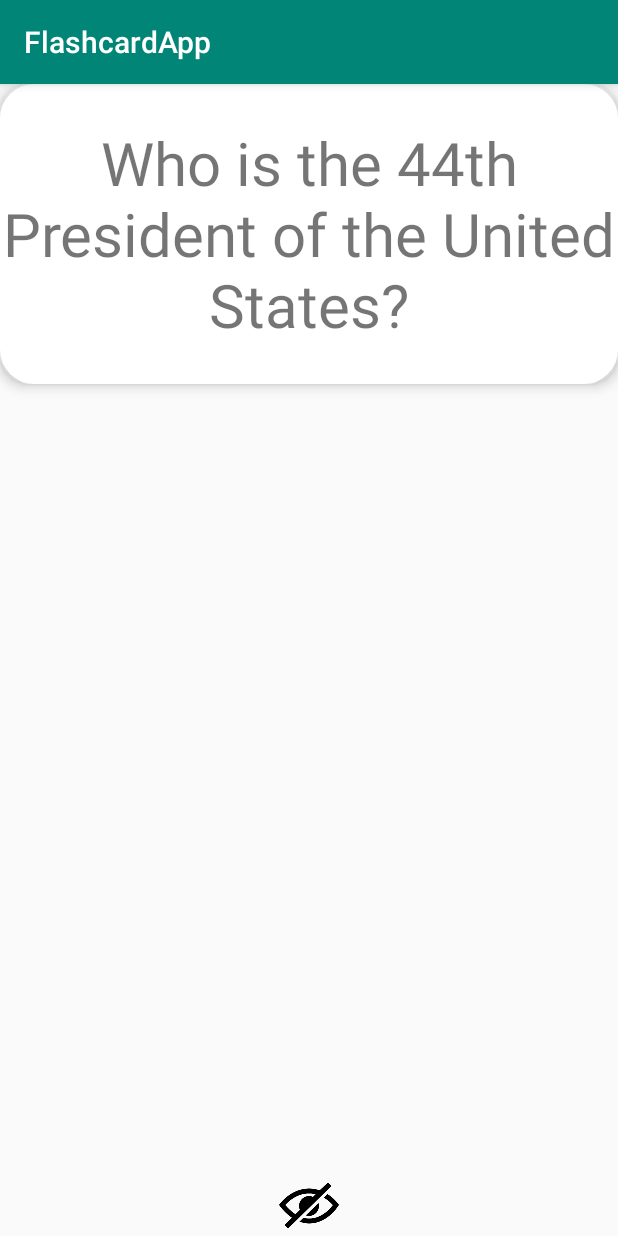
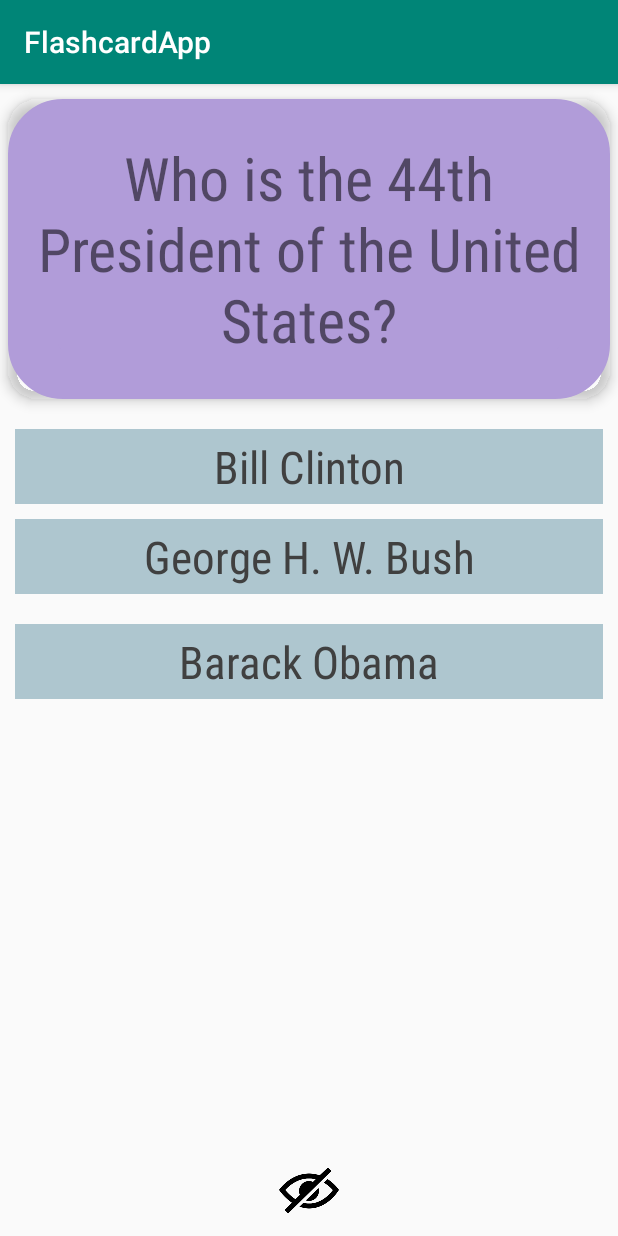
Before and after one commit to improgo-josh/Flashcard_StudyApp, an Android app: the screen it shows after launch (MainActivity), on a phone screen of 412 x 824 dp. Run offline under Robolectric (Android 15) with nearby library versions, the phone set to English and light mode, and no system bars.

Commit message:
Add Code

```diff
--- a/app/src/main/java/com/example/joshi/flashcardapp/MainActivity.java
+++ b/app/src/main/java/com/example/joshi/flashcardapp/MainActivity.java
@@ -4,24 +4,93 @@ import android.support.v7.app.AppCompatActivity;
 import android.os.Bundle;
 import android.view.View;
 import android.widget.ImageView;
+import android.widget.RelativeLayout;
+import android.widget.TextView;
 
 public class MainActivity extends AppCompatActivity {
 
-//    boolean isShowingAnswers;
+    boolean isShowingAnswers;
+
+
     @Override
     protected void onCreate(Bundle savedInstanceState) {
         super.onCreate(savedInstanceState);
         setContentView(R.layout.activity_main);
-
-        findViewById(R.id.flashcard_question).setOnClickListener(new View.OnClickListener() {
+        final TextView fc_q = findViewById(R.id.flashcard_question);
+        final TextView fc_a = findViewById(R.id.flashcard_answer);
+        final ImageView icon = findViewById(R.id.toggle_choices_visibility);
+        final TextView[] choice = {findViewById(R.id.choice1), findViewById(R.id.choice2), findViewById(R.id.choice3)};
+        final TextView answer = choice[2];
+        final RelativeLayout background = findViewById(R.id.background);
+        final int red = getResources().getColor(R.color.pastel_red);
+        final int blue = getResources().getColor(R.color.pastel_blue);
+        final int green = getResources().getColor(R.color.pastel_green);
+        final int layoutHeight = fc_a.getHeight();
+        fc_q.setOnClickListener(new View.OnClickListener() {
             @Override
             public void onClick(View v) {
-                findViewById(R.id.flashcard_question).setVisibility(View.GONE);
-                findViewById(R.id.flashcard_answer).setVisibility(View.VISIBLE);
-                findViewById(R.id.flashcard_answer).setBackgroundColor(getResources().getColor(R.color.my_red_color, null));
+                fc_a.setVisibility(View.VISIBLE);
+                fc_q.setVisibility(View.GONE);
             }
         });
 
-//        ImageView imageView = (ImageView) findViewById(R.id.toggle_choices_visibility).setImageResource(R.drawable.show_icon);
+        fc_a.setOnClickListener(new View.OnClickListener() {
+            @Override
+            public void onClick(View v) {
+                fc_a.setVisibility(View.GONE);
+                fc_q.setVisibility(View.VISIBLE);
+            }
+        });
+
+        icon.setOnClickListener(new View.OnClickListener() {
+            @Override
+            public void onClick(View v) {
+                if (isShowingAnswers) {
+                    icon.setImageResource(R.drawable.hide_icon);
+                    for (TextView i : choice)
+                        i.setVisibility(View.VISIBLE);
+                    isShowingAnswers = !isShowingAnswers;
+                } else {
+                    icon.setImageResource(R.drawable.show_icon);
+                    for (TextView i : choice)
+                        i.setVisibility(View.GONE);
+                    isShowingAnswers = !isShowingAnswers;
+                }
+            }
+        });
+
+        //choice: Bill Clinton
+        choice[0].setOnClickListener(new View.OnClickListener() {
+            @Override
+            public void onClick(View v) {
+                choice[0].setBackgroundColor(red);
+                answer.setBackgroundColor(green);
+            }
+        });
+
+        //choice: George H. W. Bush
+        choice[1].setOnClickListener(new View.OnClickListener() {
+            @Override
+            public void onClick(View v) {
+                choice[1].setBackgroundColor(red);
+                answer.setBackgroundColor(green);
+            }
+        });
+
+        //choice: Barack Obama
+        choice[2].setOnClickListener(new View.OnClickListener() {
+            @Override
+            public void onClick(View v) {
+                answer.setBackgroundColor(green);
+            }
+        });
+
+        background.setOnClickListener(new View.OnClickListener() {
+            @Override
+            public void onClick(View v) {
+                for (TextView i : choice)
+                    i.setBackgroundColor(blue);
+            }
+        });
     }
 }
--- a/app/src/main/res/drawable/card_background.xml
+++ b/app/src/main/res/drawable/card_background.xml
@@ -1,8 +1,7 @@
 <?xml version="1.0" encoding="utf-8"?>
-<shape xmlns:android="http://schemas.android.com/apk/res/android" android:shape="rectangle">
-    <corners android:radius="10dp" />
-    <stroke android:color="#ffffff" android:width="6dp" />
+<shape xmlns:android="http://schemas.android.com/apk/res/android"
+    android:shape="rectangle">
+    <stroke android:color="#000000" android:width="50px" />
     <solid android:color="#ffffff" />
     <corners android:radius="20dp" />
-    <!--<stroke android-->
 </shape>
--- a/app/src/main/res/layout/activity_main.xml
+++ b/app/src/main/res/layout/activity_main.xml
@@ -4,7 +4,8 @@
     xmlns:tools="http://schemas.android.com/tools"
     android:layout_width="match_parent"
     android:layout_height="match_parent"
-    tools:context=".MainActivity">
+    tools:context=".MainActivity"
+    android:id="@+id/background">
 
 
     <TextView
@@ -14,18 +15,25 @@
         android:gravity="center"
         android:text="Who is the 44th President of the United States?"
         android:textSize="40sp"
+        android:fontFamily="sans-serif-condensed"
         android:background="@drawable/card_background"
-        android:elevation="5dp"/>
+        android:elevation="5dp"
+        android:layout_marginVertical="10dp"
+        android:layout_marginHorizontal="5dp"
+        android:backgroundTint="@color/pastel_purple"/>
     <TextView
         android:id="@+id/flashcard_answer"
         android:layout_width="match_parent"
         android:layout_height="200dp"
         android:gravity="center"
-        android:text="Barrack Obama"
+        android:text="Barack Obama"
         android:textSize="40sp"
         android:visibility="gone"
         android:background="@drawable/card_background"
-        android:elevation="5dp"/>
+        android:elevation="5dp"
+        android:layout_marginVertical="10dp"
+        android:layout_marginHorizontal="10dp"
+        android:backgroundTint="@color/pastel_yellow"/>
 
     <ImageView
         android:id="@+id/toggle_choices_visibility"
@@ -33,8 +41,55 @@
         android:layout_height="40dp"
         android:layout_alignParentBottom="true"
         android:layout_centerHorizontal="true"
-        android:layout_marginBottom="0dp"
+        android:layout_marginBottom="10dp"
         android:src="@drawable/hide_icon"
         android:contentDescription="icon"/>
 
+    <TextView
+        android:id="@+id/choice1"
+        android:layout_width="match_parent"
+        android:layout_height="50dp"
+        android:layout_marginTop="230dp"
+        android:layout_centerHorizontal="true"
+        android:text="Bill Clinton"
+        android:textSize="30sp"
+        android:gravity="center"
+        android:textAlignment="center"
+        android:background="@color/pastel_blue"
+        android:textColor="@color/gray"
+        android:fontFamily="sans-serif-condensed"
+        android:layout_marginHorizontal="10dp"/>
+
+    <TextView
+        android:id="@+id/choice2"
+        android:layout_width="match_parent"
+        android:layout_height="50dp"
+        android:layout_below="@id/choice1"
+        android:layout_centerHorizontal="true"
+        android:text="George H. W. Bush"
+        android:textSize="30sp"
+        android:gravity="center"
+        android:textAlignment="center"
+        android:layout_marginVertical="10dp"
+        android:background="@color/pastel_blue"
+        android:textColor="@color/gray"
+        android:fontFamily="sans-serif-condensed"
+        android:layout_marginHorizontal="10dp"/>
+
+    <TextView
+        android:id="@+id/choice3"
+        android:layout_width="match_parent"
+        android:layout_height="50dp"
+        android:layout_below="@id/choice2"
+        android:layout_centerHorizontal="true"
+        android:text="Barack Obama"
+        android:textSize="30sp"
+        android:gravity="center"
+        android:textAlignment="center"
+        android:layout_marginVertical="10dp"
+        android:background="@color/pastel_blue"
+        android:textColor="@color/gray"
+        android:fontFamily="sans-serif-condensed"
+        android:layout_marginHorizontal="10dp" />
+
 </RelativeLayout>
--- a/app/src/main/res/values/colors.xml
+++ b/app/src/main/res/values/colors.xml
@@ -3,5 +3,10 @@
     <color name="colorPrimary">#008577</color>
     <color name="colorPrimaryDark">#00574B</color>
     <color name="colorAccent">#D81B60</color>
-    <color name="my_red_color">#FF0000</color>
+    <color name="gray">#404040</color>
+    <color name="pastel_purple">#b19cd9</color>
+    <color name="pastel_yellow">#fdfd96</color>
+    <color name="pastel_red">#ff6961</color>
+    <color name="pastel_green">#77dd77</color>
+    <color name="pastel_blue">#aec6cf</color>
 </resources>
```
